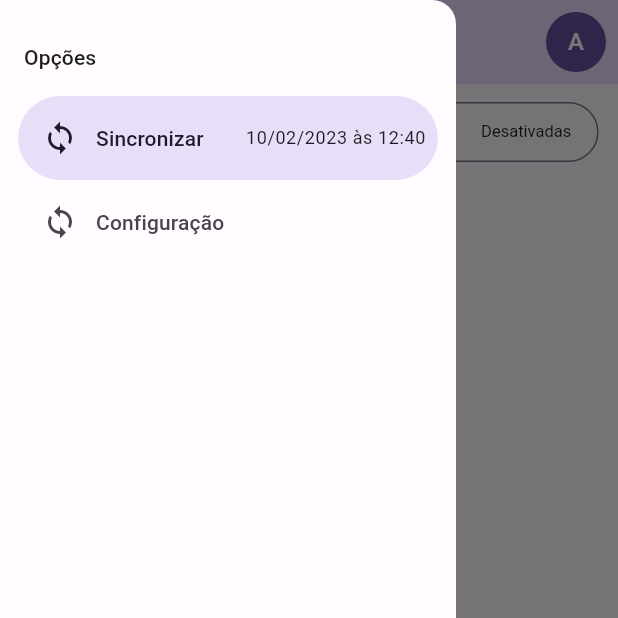
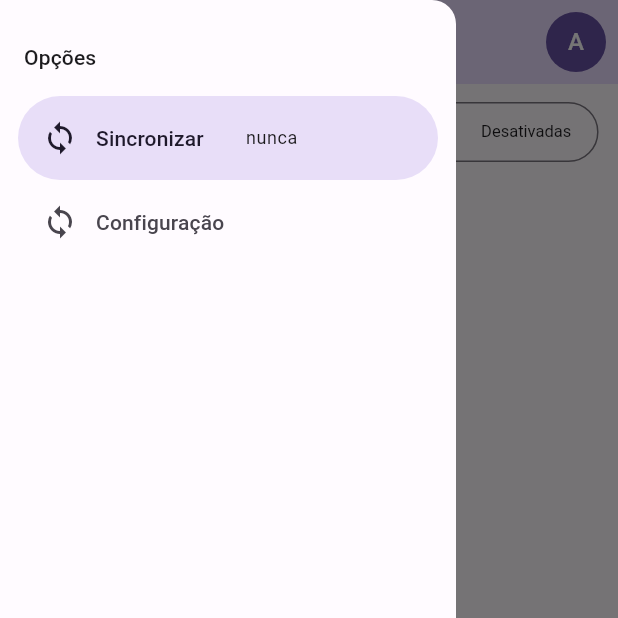
Before and after one commit to 4Ventz/List, a Flutter app: the screen it shows after launch, in the side drawer, after a tap on "Sincronizar", on a phone screen of 412 x 824 dp, the top half of it. Run offline on Flutter 3.47's test engine with Material 2 defaults, Android fonts, the phone set to English and light mode, and no system bars; our stand-ins replace flutter_modular, realm; generated files the repository leaves out were written again.

```diff
--- a/app/lib/src/home/widgets/custom_drawer.dart
+++ b/app/lib/src/home/widgets/custom_drawer.dart
@@ -1,10 +1,26 @@
 import 'package:flutter/material.dart';
+import 'package:flutter_modular/flutter_modular.dart';
+import 'package:intl/intl.dart';
+import 'package:listinha/src/shared/store/app_store.dart';
 
 class CustomDrawer extends StatelessWidget {
   const CustomDrawer({super.key});
 
   @override
   Widget build(BuildContext context) {
+    final appStore = context.watch<AppStore>(
+      (store) => store.syncDate,
+    );
+
+    final syncDate = appStore.syncDate.value;
+
+    var syncDateText = 'nunca';
+
+    if (syncDate != null) {
+      final format = DateFormat('dd/MM/yyyy');
+      syncDateText = format.format(syncDate);
+    }
+
     return NavigationDrawer(
       onDestinationSelected: (index) {
         if (index == 1) {
@@ -22,17 +38,20 @@ class CustomDrawer extends StatelessWidget {
         ),
         NavigationDrawerDestination(
           icon: const Icon(Icons.sync),
-          label: Row(
+          label: SizedBox(
+            width: 210,
+            child: Row(
               children: [
                 const Text('Sincronizar'),
                 const SizedBox(
                   width: 28,
                 ),
                 Text(
-                '10/02/2023 às 12:40',
+                  syncDateText,
                   style: Theme.of(context).textTheme.bodySmall,
                 ),
               ],
+            ),
           ),
         ),
         const NavigationDrawerDestination(
--- /dev/null
+++ b/app/lib/src/shared/services/realm/realm_config.dart
@@ -0,0 +1,12 @@
+import 'package:listinha/src/shared/services/realm/models/configuration_model.dart';
+import 'package:realm/realm.dart';
+
+var config = Configuration.local(
+  [
+    ConfigurationModel.schema,
+  ],
+  initialDataCallback: (realm) {
+    realm.add(ConfigurationModel('system'));
+  },
+  path: './realm/realm.db',
+);
--- a/app/lib/src/shared/store/app_store.dart
+++ b/app/lib/src/shared/store/app_store.dart
@@ -1,15 +1,50 @@
 import 'package:flutter/material.dart';
+import 'package:listinha/src/configuration/services/configuration_service.dart';
 
 class AppStore {
+  // 1st - Public var:
   final themeMode = ValueNotifier(ThemeMode.system);
+  final syncDate = ValueNotifier<DateTime?>(null);
+
+  // 2nd - Private var.
+  final ConfigurationService _configurationService;
+
+  AppStore(this._configurationService) {
+    init();
+  }
+  // 3rd - Constructor
+
+  // 4th - Functions: order of usage
+  void init() {
+    final model = _configurationService.getConfiguration();
+    syncDate.value = model.syncDate;
+    themeMode.value = _getThemeModeByName(model.themeModeName);
+  }
+
+  void save() {
+    _configurationService.saveConfiguration(
+      themeMode.value.name,
+      syncDate.value,
+    );
+  }
 
   void changeThemeMode(ThemeMode? mode) {
     if (mode != null) {
       themeMode.value = mode;
+      save();
     }
   }
 
-  void save() {
-    //TODO: Salvar dados na base local
+  void setSyncDate(DateTime date) {
+    syncDate.value = date;
+    save();
+  }
+
+  void deleteApp() {
+    _configurationService.deleteAll();
+  }
+
+  ThemeMode _getThemeModeByName(String name) {
+    return ThemeMode.values.firstWhere((mode) => mode.name == name);
   }
 }
--- a/app/pubspec.yaml
+++ b/app/pubspec.yaml
@@ -38,6 +38,7 @@ dependencies:
     result_dart: ^1.0.5
     flutter_modular: ^5.0.3
     realm: ^1.0.0
+    intl: ^0.18.0
 
 dev_dependencies:
     flutter_test:
```
Also changed, not shown: app/lib/src/app_module.dart (+10 -1 lines), app/lib/src/configuration/services/configuration_service.dart (added, +33 -0 lines), app/lib/src/shared/services/realm/models/configuration_model.dart (added, +9 -0 lines), app/lib/src/shared/services/realm/models/configuration_model.g.dart (added), app/pubspec.lock, 2 other files. Lines whose indentation alone changed are shown as unchanged.
